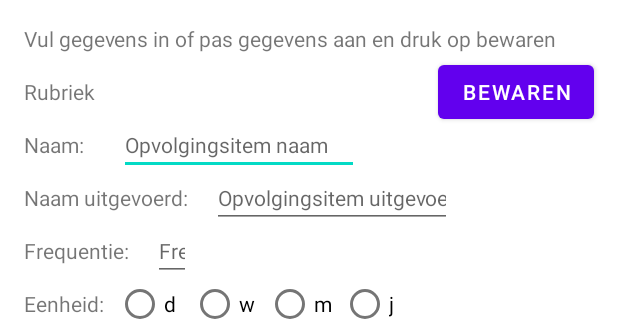
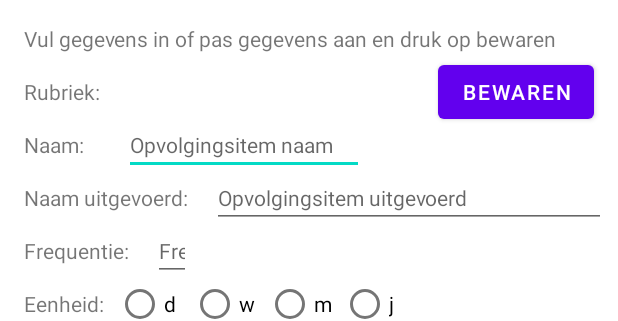
Before and after one commit to JavaAppsJM/appItemBord, an Android app: the layout activity_edit_opvolgingsitem.xml on its own in the app's theme, with its tools: preview values and no code run, on a phone screen of 412 x 824 dp. Shown: the top 321 px of the screen. Run offline under Robolectric (Android 15) with nearby library versions, the phone set to English and light mode, and no system bars.

Commit message:
Layout aanpassingen ; er is nog een probleem met EditLog met tonen vn Opvolgingsitem !

```diff
--- a/src/main/java/be/hvwebsites/itembord/EditLog.java
+++ b/src/main/java/be/hvwebsites/itembord/EditLog.java
@@ -59,6 +59,7 @@ public class EditLog extends AppCompatActivity implements DatePickerInterface {
 
         // Initialiseer invulvelden
         TextView rubriekNameV = findViewById(R.id.nameLogRubriek);
+        TextView opvolgingsitemLabelV = findViewById(R.id.labelLogOpvolgingsitem);
         TextView opvolgingsitemNameV = findViewById(R.id.nameLogOpvolgingsitem);
         EditText logDescriptionV = findViewById(R.id.editLogDescription);
 
@@ -131,6 +132,10 @@ public class EditLog extends AppCompatActivity implements DatePickerInterface {
         rubriekNameV.setText(rubriekLogitem.getEntityName());
         if (opvolgingsitemLogitem.getEntityId() != StaticData.IDNUMBER_NOT_FOUND){
             opvolgingsitemNameV.setText(opvolgingsitemLogitem.getEntityName());
+        }else {
+            // Zet opvolgingsitemlabel invisible
+            opvolgingsitemNameV.setVisibility(View.INVISIBLE);
+            opvolgingsitemLabelV.setVisibility(View.INVISIBLE);
         }
 
         Button saveButton = findViewById(R.id.buttonSaveLog);
--- a/src/main/java/be/hvwebsites/itembord/EditRubriek.java
+++ b/src/main/java/be/hvwebsites/itembord/EditRubriek.java
@@ -127,7 +127,8 @@ public class EditRubriek extends AppCompatActivity implements AdapterView.OnItem
                 // Enkel indien rubriek gekend is
                 // ParentId bepalen als die er is
                 // Spinner selectie invullen met parentrubriek
-                if (rubriekToUpdate.getParentId().getId() != StaticData.IDNUMBER_NOT_FOUND.getId()){
+                if ((rubriekToUpdate.getParentId().getId() != StaticData.IDNUMBER_NOT_FOUND.getId()) &&
+                (viewModel.getIndexItemHelperById(potentialRubrieken, rubriekToUpdate.getParentId()) != StaticData.ITEM_NOT_FOUND)){
                     // Er is een parentrubriek
                     parentRubriekId = rubriekToUpdate.getParentId();
                     //parentRubriekView.setText(viewModel.getRubriekById(parentRubriekId).getEntityName());
--- a/src/main/java/be/hvwebsites/itembord/MainActivity.java
+++ b/src/main/java/be/hvwebsites/itembord/MainActivity.java
@@ -92,7 +92,7 @@ public class MainActivity extends AppCompatActivity {
                         opvolgingsitem.getEntityName();
                 // Vul tweede lijn in
                 item2 = "Vervaldatum: " +
-                        opvolgingsitem.calculateNextDate().getFormatDate() +
+                        opvolgingsitem.getNextDateDS().getFormatDate() +
                         " Vorige: " +
                         opvolgingsitem.getLatestDate().getFormatDate();
                 // Creer statusborditem en steek in statusbordlist
--- a/src/main/java/be/hvwebsites/itembord/entities/Log.java
+++ b/src/main/java/be/hvwebsites/itembord/entities/Log.java
@@ -38,7 +38,7 @@ public class Log extends SuperItem{
     }
 
     public String getDisplayLog(){
-        return logDate.getFormatDate() + " " + logDescription;
+        return logDate.getFormatDate() + " " + logDescription.substring(0, 50);
     }
 
     public DateString getLogDate() {
--- a/src/main/java/be/hvwebsites/itembord/entities/Opvolgingsitem.java
+++ b/src/main/java/be/hvwebsites/itembord/entities/Opvolgingsitem.java
@@ -197,6 +197,10 @@ public class Opvolgingsitem extends SuperItem{
         return nextDate;
     }
 
+    public DateString getNextDateDS(){
+        return new DateString(getNextDate());
+    }
+
     public void convertFromFileLine(String fileLine) {
         // Maakt een opvolgingsitem obv een fileline - format: <key><102><item><auto><freqa><6><freqe><m><latest><01012021><rubriek><2>
         // fileLine splitsen in argumenten
--- a/src/main/res/layout/activity_edit_log.xml
+++ b/src/main/res/layout/activity_edit_log.xml
@@ -72,10 +72,9 @@
 
     <EditText
         android:id="@+id/editItemLogDate"
-        android:layout_width="wrap_content"
+        android:layout_width="80dp"
         android:layout_height="wrap_content"
         android:layout_marginStart="16dp"
-        android:layout_marginLeft="16dp"
         android:autofillHints=""
         android:ems="10"
         android:hint="@string/labelDate"
@@ -104,7 +103,7 @@
         android:autofillHints=""
         android:ems="10"
         android:hint="@string/hintLogDescription"
-        android:inputType="textPersonName"
+        android:inputType="textLongMessage|textMultiLine"
         android:singleLine="false"
         android:textAlignment="viewStart"
         android:textSize="14sp"
--- a/src/main/res/layout/activity_edit_opvolgingsitem.xml
+++ b/src/main/res/layout/activity_edit_opvolgingsitem.xml
@@ -232,16 +232,17 @@
 
     <EditText
         android:id="@+id/editItemNamePast"
-        android:layout_width="wrap_content"
+        android:layout_width="0dp"
         android:layout_height="wrap_content"
         android:layout_marginStart="16dp"
-        android:layout_marginLeft="16dp"
+        android:layout_marginEnd="8dp"
+        android:autofillHints=""
         android:ems="10"
         android:hint="Opvolgingsitem uitgevoerd"
         android:inputType="textPersonName"
         android:textSize="14sp"
         app:layout_constraintBaseline_toBaselineOf="@+id/labelItemNamePast"
-        app:layout_constraintStart_toEndOf="@+id/labelItemNamePast"
-        android:autofillHints="" />
+        app:layout_constraintEnd_toEndOf="parent"
+        app:layout_constraintStart_toEndOf="@+id/labelItemNamePast" />
 
 </androidx.constraintlayout.widget.ConstraintLayout>
--- a/src/main/res/layout/list_manage_entity_item.xml
+++ b/src/main/res/layout/list_manage_entity_item.xml
@@ -7,10 +7,12 @@
 
     <TextView
         android:id="@+id/manage_entity_item"
-        android:layout_width="363dp"
+        android:layout_width="392dp"
         android:layout_height="30dp"
         android:layout_marginStart="10dp"
         android:layout_marginLeft="10dp"
+        android:layout_marginEnd="8dp"
+        android:layout_marginRight="8dp"
         android:textSize="20sp"
         app:layout_constraintStart_toStartOf="parent"
         tools:text="entitiy item" />
--- a/src/main/res/values/strings.xml
+++ b/src/main/res/values/strings.xml
@@ -1,12 +1,12 @@
 <resources>
     <string name="app_name">Item Bord</string>
     <string name="instructionEdit">Vul gegevens in of pas gegevens aan en druk op bewaren</string>
-    <string name="labelRubriek">Rubriek</string>
+    <string name="labelRubriek">Rubriek:</string>
     <string name="labelBewaren">Bewaren</string>
-    <string name="labelOpvolgingsitem">Opvolgingsitem</string>
+    <string name="labelOpvolgingsitem">Opvolgingsitem:</string>
     <string name="labelLogboek">Logboek</string>
-    <string name="labelHoofdrubriek">Hoofdrubriek</string>
-    <string name="labelDate">Datum</string>
+    <string name="labelHoofdrubriek">Hoofdrubriek:</string>
+    <string name="labelDate">Datum:</string>
     <string name="labelBeschrijving">Beschrijving</string>
     <string name="hintLogDescription">Beschrijf het logitem...</string>
 </resources>
```
